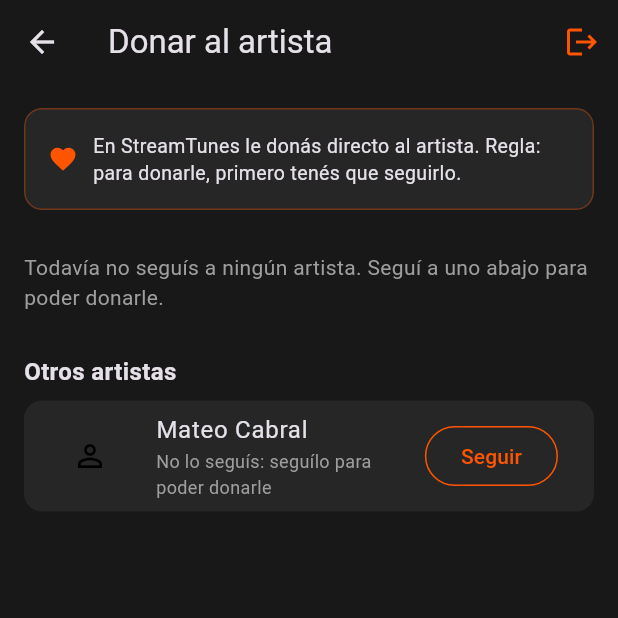
After one commit to dtoconas78-web/Streamtunes, a Flutter app: the DonarScreen screen opened by its route, on a phone screen of 412 x 824 dp, the top half of it. The commit adds this screen. Run offline on Flutter 3.47's test engine with Material 3 defaults, Android fonts, the phone set to English and light mode, and no system bars; accounts and stored records are empty.

Commit message:
feat: donar al artista (regla: hay que seguirlo) + seguimiento unificado

```diff
--- a/lib/data/datos_ejemplo.dart
+++ b/lib/data/datos_ejemplo.dart
@@ -1,9 +1,16 @@
 import 'package:streamtunes_demo/models/album.dart';
+import 'package:streamtunes_demo/models/artista.dart';
 import 'package:streamtunes_demo/models/cancion.dart';
 import 'package:streamtunes_demo/models/entrada.dart';
 import 'package:streamtunes_demo/models/concierto.dart';
 import 'package:streamtunes_demo/models/movimiento.dart';
 import 'package:streamtunes_demo/theme/colores.dart';
+
+// Artistas de la app (en el demo hay uno; con backend viene de la API).
+// La regla: solo se le puede donar a un artista que se sigue.
+final List<Artista> artistas = [
+  Artista(id: 'mateo-cabral', nombre: 'Mateo Cabral'),
+];
 
 // Lista de canciones del artista (datos de ejemplo, realistas).
 // Cada una con un color de "portada" distinto para simular variedad visual.
--- /dev/null
+++ b/lib/models/artista.dart
@@ -0,0 +1,8 @@
+// Artista que se puede seguir y apoyar. La regla de la app es que solo
+// se le puede donar a un artista al que se sigue.
+class Artista {
+  final String id;
+  final String nombre;
+
+  const Artista({required this.id, required this.nombre});
+}
--- a/lib/navigation/rutas.dart
+++ b/lib/navigation/rutas.dart
@@ -2,6 +2,7 @@ import 'package:flutter/material.dart';
 import 'package:streamtunes_demo/models/album.dart';
 import 'package:streamtunes_demo/models/cancion.dart';
 import 'package:streamtunes_demo/views/screens/album_screen.dart';
+import 'package:streamtunes_demo/views/screens/donar_screen.dart';
 import 'package:streamtunes_demo/views/screens/editar_perfil_screen.dart';
 import 'package:streamtunes_demo/views/screens/entradas_screen.dart';
 import 'package:streamtunes_demo/views/screens/estadisticas_cancion_screen.dart';
@@ -24,6 +25,7 @@ class Rutas {
   static const subirMusica = '/subir-musica';
   static const registro = '/registro';
   static const entradas = '/entradas';
+  static const donar = '/donar';
 }
 
 // Cada ruta sabe qué pantalla construir y con qué argumentos.
@@ -80,6 +82,11 @@ Route<dynamic> generarRuta(RouteSettings settings) {
         settings: settings,
         builder: (_) => const EntradasScreen(),
       );
+    case Rutas.donar:
+      return MaterialPageRoute(
+        settings: settings,
+        builder: (_) => const DonarScreen(),
+      );
     default:
       return MaterialPageRoute(
         settings: settings,
--- /dev/null
+++ b/lib/viewmodels/seguimiento_viewmodel.dart
@@ -0,0 +1,43 @@
+import 'package:flutter/material.dart';
+import 'package:streamtunes_demo/data/datos_ejemplo.dart' as datos;
+import 'package:streamtunes_demo/models/artista.dart';
+
+// Regla de StreamTunes: para donarle a un artista, primero lo seguís.
+// Este viewmodel guarda a quiénes sigue el oyente de esta sesión.
+class SeguimientoViewModel extends ChangeNotifier {
+  final Set<String> _idsSeguidos = {};
+
+  bool sigo(String id) => _idsSeguidos.contains(id);
+
+  Artista? porId(String id) {
+    for (final a in datos.artistas) {
+      if (a.id == id) return a;
+    }
+    return null;
+  }
+
+  List<Artista> get seguidos =>
+      datos.artistas.where((a) => sigo(a.id)).toList();
+
+  List<Artista> get noSeguidos =>
+      datos.artistas.where((a) => !sigo(a.id)).toList();
+
+  void seguir(String id) {
+    if (_idsSeguidos.add(id)) notifyListeners();
+  }
+
+  void dejarDeSeguir(String id) {
+    if (_idsSeguidos.remove(id)) notifyListeners();
+  }
+
+  void alternar(String id) {
+    if (sigo(id)) {
+      dejarDeSeguir(id);
+    } else {
+      seguir(id);
+    }
+  }
+}
+
+// Instancia compartida por toda la app.
+final SeguimientoViewModel seguimientoViewModel = SeguimientoViewModel();
--- a/lib/views/screens/comprar_entrada_screen.dart
+++ b/lib/views/screens/comprar_entrada_screen.dart
@@ -18,6 +18,11 @@ class ComprarEntradaScreen extends StatelessWidget {
       appBar: AppBar(
         title: const Text('Comprar entrada'),
         actions: [
+          IconButton(
+            icon: const Icon(Icons.volunteer_activism),
+            tooltip: 'Donar al artista',
+            onPressed: () => irA(context, Rutas.donar),
+          ),
           IconButton(
             icon: const Icon(Icons.confirmation_number),
             tooltip: 'Mis entradas',
--- /dev/null
+++ b/lib/views/screens/donar_screen.dart
@@ -0,0 +1,251 @@
+import 'package:flutter/material.dart';
+import 'package:streamtunes_demo/navigation/navegacion.dart';
+import 'package:streamtunes_demo/theme/colores.dart';
+import 'package:streamtunes_demo/utils/formularios.dart';
+import 'package:streamtunes_demo/utils/formatos.dart';
+import 'package:streamtunes_demo/viewmodels/seguimiento_viewmodel.dart';
+import 'package:streamtunes_demo/viewmodels/ventas_viewmodel.dart';
+import 'package:streamtunes_demo/views/widgets/portada.dart';
+import 'package:streamtunes_demo/views/widgets/tarjeta.dart';
+
+// Donar al artista. Regla de la app: solo se le puede donar a un artista
+// que seguís. Acá se ve a quiénes seguís (donación directa) y a quiénes
+// no (con el botón "Seguir para donar").
+class DonarScreen extends StatelessWidget {
+  const DonarScreen({super.key});
+
+  void _error(BuildContext context, String mensaje) {
+    ScaffoldMessenger.of(context).hideCurrentSnackBar();
+    ScaffoldMessenger.of(context)
+        .showSnackBar(SnackBar(content: Text(mensaje)));
+  }
+
+  // Elección de monto y confirmación. Con backend real, acá va el
+  // pasarela de pago (Mercado Pago, etc.); el flujo queda igual.
+  Future<void> _elegirMonto(BuildContext context, String nombreArtista) async {
+    final controlador = TextEditingController();
+    double? montoElegido;
+    const rapidos = [500.0, 1000.0, 2000.0, 5000.0];
+
+    final confirmado = await showModalBottomSheet<bool>(
+      context: context,
+      builder: (sheetContext) {
+        return StatefulBuilder(
+          builder: (context, setStateSheet) {
+            return SafeArea(
+              child: Padding(
+                padding: const EdgeInsets.all(24),
+                child: Column(
+                  mainAxisSize: MainAxisSize.min,
+                  crossAxisAlignment: CrossAxisAlignment.start,
+                  children: [
+                    Text(
+                      'Donar a $nombreArtista',
+                      style: const TextStyle(
+                        fontSize: 20,
+                        fontWeight: FontWeight.bold,
+                      ),
+                    ),
+                    const SizedBox(height: 4),
+                    const Text(
+                      'El 100% va directo al artista.',
+                      style: TextStyle(color: Colors.grey, fontSize: 13),
+                    ),
+                    const SizedBox(height: 20),
+                    Wrap(
+                      spacing: 8,
+                      runSpacing: 8,
+                      children: [
+                        for (final monto in rapidos)
+                          ChoiceChip(
+                            label: Text(formatearPrecio(monto)),
+                            selected: montoElegido == monto,
+                            onSelected: (_) => setStateSheet(() {
+                              montoElegido = monto;
+                              controlador.clear();
+                            }),
+                          ),
+                      ],
+                    ),
+                    const SizedBox(height: 16),
+                    TextField(
+                      controller: controlador,
+                      keyboardType: TextInputType.number,
+                      decoration: decoracionFormulario(
+                        'Otro monto (\$ argentinos)',
+                      ),
+                      onChanged: (texto) {
+                        final valor = double.tryParse(texto);
+                        setStateSheet(
+                          () => montoElegido = (valor != null && valor > 0)
+                              ? valor
+                              : null,
+                        );
+                      },
+                    ),
+                    const SizedBox(height: 20),
+                    SizedBox(
+                      width: double.infinity,
+                      child: FilledButton(
+                        style: FilledButton.styleFrom(
+                          backgroundColor: colorAcento,
+                          foregroundColor: Colors.black,
+                          padding: const EdgeInsets.symmetric(vertical: 14),
+                          shape: const StadiumBorder(),
+                        ),
+                        onPressed: montoElegido == null
+                            ? null
+                            : () => Navigator.pop(sheetContext, true),
+                        child: Text(
+                          montoElegido == null
+                              ? 'Elegí un monto'
+                              : 'Donar ${formatearPrecio(montoElegido!)}',
+                          style: const TextStyle(fontWeight: FontWeight.bold),
+                        ),
+                      ),
+                    ),
+                  ],
+                ),
+              ),
+            );
+          },
+        );
+      },
+    );
+
+    controlador.dispose();
+    if (confirmado != true || montoElegido == null || !context.mounted) return;
+
+    ventasViewModel.registrarDonacion(
+      'Donación a $nombreArtista',
+      montoElegido!,
+    );
+    _error(
+      context,
+      'Donaste ${formatearPrecio(montoElegido!)} a $nombreArtista. ¡Gracias!',
+    );
+  }
+
+  @override
+  Widget build(BuildContext context) {
+    return Scaffold(
+      appBar: AppBar(
+        title: const Text('Donar al artista'),
+        actions: [
+          IconButton(
+            icon: const Icon(Icons.logout, color: colorAcento),
+            tooltip: 'Cerrar sesión',
+            onPressed: cerrarSesion,
+          ),
+        ],
+      ),
+      body: ListenableBuilder(
+        listenable: seguimientoViewModel,
+        builder: (context, _) {
+          final seguidos = seguimientoViewModel.seguidos;
+          final noSeguidos = seguimientoViewModel.noSeguidos;
+          return ListView(
+            padding: const EdgeInsets.all(16),
+            children: [
+              // La regla, siempre visible para que no haya confusión.
+              Tarjeta(
+                bordeAcento: true,
+                margin: const EdgeInsets.only(bottom: 16),
+                child: const Padding(
+                  padding: EdgeInsets.all(16),
+                  child: Row(
+                    children: [
+                      Icon(Icons.favorite, color: colorAcento, size: 20),
+                      SizedBox(width: 10),
+                      Expanded(
+                        child: Text(
+                          'En StreamTunes le donás directo al artista. Regla: para donarle, primero tenés que seguirlo.',
+                          style: TextStyle(fontSize: 13, height: 1.4),
+                        ),
+                      ),
+                    ],
+                  ),
+                ),
+              ),
+              if (seguidos.isEmpty)
+                const Padding(
+                  padding: EdgeInsets.symmetric(vertical: 12),
+                  child: Text(
+                    'Todavía no seguís a ningún artista. Seguí a uno abajo para poder donarle.',
+                    style: TextStyle(color: Colors.grey),
+                  ),
+                )
+              else ...[
+                const Text(
+                  'A quiénes podés donar hoy',
+                  style: TextStyle(fontSize: 16, fontWeight: FontWeight.bold),
+                ),
+                const SizedBox(height: 8),
+                for (final artista in seguidos)
+                  Tarjeta(
+                    child: ListTile(
+                      leading: PortadaCuadrada(
+                        color: colorAcento,
+                        icono: Icons.person,
+                      ),
+                      title: Text(
+                        artista.nombre,
+                        style: const TextStyle(fontWeight: FontWeight.bold),
+                      ),
+                      subtitle: const Text(
+                        'Lo seguís · 100% va directo',
+                        style: TextStyle(color: Colors.grey, fontSize: 12),
+                      ),
+                      trailing: const Icon(
+                        Icons.volunteer_activism,
+                        color: colorAcento,
+                      ),
+                      onTap: () => _elegirMonto(context, artista.nombre),
+                    ),
+                  ),
+              ],
+              if (noSeguidos.isNotEmpty) ...[
+                const SizedBox(height: 16),
+                const Text(
+                  'Otros artistas',
+                  style: TextStyle(fontSize: 16, fontWeight: FontWeight.bold),
+                ),
+                const SizedBox(height: 8),
+                for (final artista in noSeguidos)
+                  Tarjeta(
+                    child: ListTile(
+                      leading: PortadaCuadrada(
+                        color: colorTarjeta,
+                        icono: Icons.person_outline,
+                      ),
+                      title: Text(artista.nombre),
+                      subtitle: const Text(
+                        'No lo seguís: seguílo para poder donarle',
+                        style: TextStyle(color: Colors.grey, fontSize: 12),
+                      ),
+                      trailing: OutlinedButton(
+                        style: OutlinedButton.styleFrom(
+                          foregroundColor: colorAcento,
+                          side: const BorderSide(color: colorAcento),
+                          shape: const StadiumBorder(),
+                        ),
+                        onPressed: () {
+                          seguimientoViewModel.seguir(artista.id);
+                          _error(
+                            context,
+                            'Ahora seguís a ${artista.nombre}. Ya podés donarle.',
+                          );
+                        },
+                        child: const Text('Seguir'),
+                      ),
+                    ),
+                  ),
+              ],
+              const SizedBox(height: 24),
+            ],
+          );
+        },
+      ),
+    );
+  }
+}
--- a/lib/views/screens/reproductor_screen.dart
+++ b/lib/views/screens/reproductor_screen.dart
@@ -1,4 +1,5 @@
 import 'package:flutter/material.dart';
+import 'package:streamtunes_demo/navigation/rutas.dart';
 import 'package:streamtunes_demo/theme/colores.dart';
 import 'package:streamtunes_demo/utils/tiempo.dart';
 import 'package:streamtunes_demo/viewmodels/auth_viewmodel.dart';
@@ -215,11 +216,12 @@ class PantallaReproductor extends StatelessWidget {
                       icon: const Icon(Icons.volunteer_activism),
                       label: const Text('Apoyar a Mateo Cabral'),
                       onPressed: () {
-                        // Donar es solo para cuentas registradas.
+                        // Donar es solo para cuentas registradas; además,
+                        // en Donar se aplica la regla de seguir al artista.
                         if (authViewModel.esInvitado) {
                           mostrarDialogoRegistro(context, 'apoyar al artista');
                         } else {
-                          _avisar(context, 'Las donaciones llegan pronto');
+                          irA(context, Rutas.donar);
                         }
                       },
                     ),
```
Also changed, not shown: lib/views/screens/perfil_artista_screen.dart (+17 -15 lines), 1 other file.
